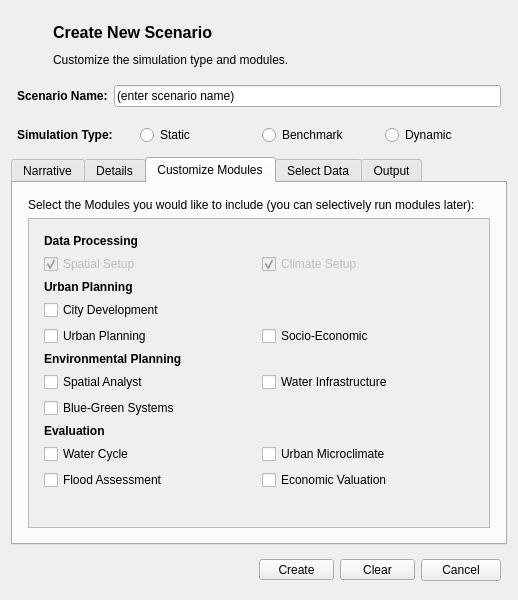
The window that gui/newscenario.ui (petermbach/urbanbeats-pss) describes before a commit, drawn with Qt 5.
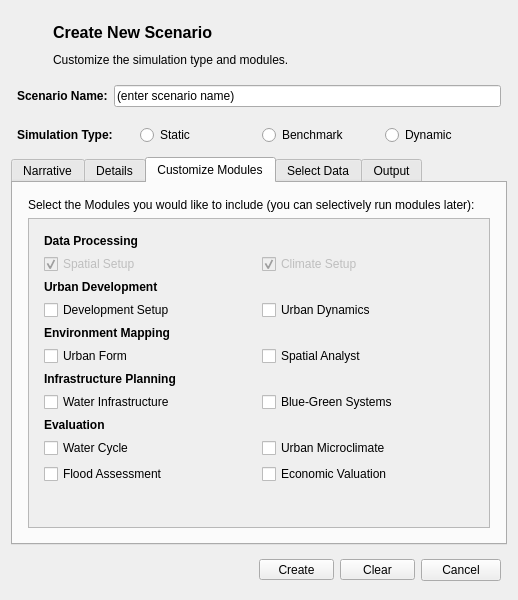
The same window after the commit. The open tabs and pages were chosen to show the change. Icons and pictures are not drawn.

Commit message: Reorganization of the UrbanBEATS Main GUI including new simulation control options.

```diff
--- a/gui/newscenario.ui
+++ b/gui/newscenario.ui
@@ -556,21 +556,39 @@
                <property name="spacing">
                 <number>6</number>
                </property>
-               <item row="3" column="0">
-                <widget class="QCheckBox" name="citydevelopment">
-                 <property name="text">
-                  <string>City Development</string>
-                 </property>
-                 <property name="icon">
-                  <iconset resource="../graphics/ubeats.qrc">
-                   <normaloff>:/icons/Transport-Road-Worker-icon.png</normaloff>:/icons/Transport-Road-Worker-icon.png</iconset>
-                 </property>
-                </widget>
-               </item>
                <item row="2" column="0">
                 <widget class="QLabel" name="descr_lbl3">
                  <property name="text">
-                  <string>&lt;html&gt;&lt;head/&gt;&lt;body&gt;&lt;p&gt;&lt;span style=&quot; font-weight:600;&quot;&gt;Urban Planning&lt;/span&gt;&lt;/p&gt;&lt;/body&gt;&lt;/html&gt;</string>
+                  <string>&lt;html&gt;&lt;head/&gt;&lt;body&gt;&lt;p&gt;&lt;span style=&quot; font-weight:600;&quot;&gt;Urban Development&lt;/span&gt;&lt;/p&gt;&lt;/body&gt;&lt;/html&gt;</string>
+                 </property>
+                </widget>
+               </item>
+               <item row="11" column="0">
+                <widget class="QCheckBox" name="watercycle">
+                 <property name="text">
+                  <string>Water Cycle</string>
+                 </property>
+                 <property name="icon">
+                  <iconset resource="../graphics/ubeats.qrc">
+                   <normaloff>:/icons/iconfinder_Ecology_tap_water_2992443.png</normaloff>:/icons/iconfinder_Ecology_tap_water_2992443.png</iconset>
+                 </property>
+                </widget>
+               </item>
+               <item row="4" column="0">
+                <widget class="QLabel" name="descr_lbl4">
+                 <property name="text">
+                  <string>&lt;html&gt;&lt;head/&gt;&lt;body&gt;&lt;p&gt;&lt;span style=&quot; font-weight:600;&quot;&gt;Environment Mapping&lt;/span&gt;&lt;/p&gt;&lt;/body&gt;&lt;/html&gt;</string>
+                 </property>
+                </widget>
+               </item>
+               <item row="3" column="0">
+                <widget class="QCheckBox" name="citydevelopment">
+                 <property name="text">
+                  <string>Development Setup</string>
+                 </property>
+                 <property name="icon">
+                  <iconset resource="../graphics/ubeats.qrc">
+                   <normaloff>:/icons/Very-Basic-Design-icon.png</normaloff>:/icons/Very-Basic-Design-icon.png</iconset>
                  </property>
                 </widget>
                </item>
@@ -594,73 +612,18 @@
                  </property>
                 </widget>
                </item>
-               <item row="0" column="0">
-                <widget class="QLabel" name="descr_lbl2">
+               <item row="12" column="0">
+                <widget class="QCheckBox" name="flood">
                  <property name="text">
-                  <string>&lt;html&gt;&lt;head/&gt;&lt;body&gt;&lt;p&gt;&lt;span style=&quot; font-weight:600;&quot;&gt;Data Processing&lt;/span&gt;&lt;/p&gt;&lt;/body&gt;&lt;/html&gt;</string>
+                  <string>Flood Assessment</string>
                  </property>
-                </widget>
-               </item>
-               <item row="1" column="0">
-                <widget class="QCheckBox" name="spatialsetup">
-                 <property name="enabled">
-                  <bool>false</bool>
-                 </property>
-                 <property name="text">
-                  <string>Spatial Setup</string>
-                 </property>
                  <property name="icon">
                   <iconset resource="../graphics/ubeats.qrc">
-                   <normaloff>:/icons/Data-Grid-icon.png</normaloff>:/icons/Data-Grid-icon.png</iconset>
+                   <normaloff>:/icons/iconfinder_wave_ocean_sea_water_surf_splash_5296676.png</normaloff>:/icons/iconfinder_wave_ocean_sea_water_surf_splash_5296676.png</iconset>
                  </property>
-                 <property name="checkable">
-                  <bool>true</bool>
-                 </property>
-                 <property name="checked">
-                  <bool>true</bool>
-                 </property>
-                 <property name="tristate">
-                  <bool>false</bool>
-                 </property>
                 </widget>
                </item>
-               <item row="4" column="0">
-                <widget class="QCheckBox" name="urbanplanning">
-                 <property name="text">
-                  <string>Urban Planning</string>
-                 </property>
-                 <property name="icon">
-                  <iconset resource="../graphics/ubeats.qrc">
-                   <normaloff>:/icons/Very-Basic-Design-icon.png</normaloff>:/icons/Very-Basic-Design-icon.png</iconset>
-                 </property>
-                </widget>
-               </item>
-               <item row="4" column="1">
-                <widget class="QCheckBox" name="socioeconomic">
-                 <property name="text">
-                  <string>Socio-Economic</string>
-                 </property>
-                 <property name="icon">
-                  <iconset resource="../graphics/ubeats.qrc">
-                   <normaloff>:/icons/community-users-icon.png</normaloff>:/icons/community-users-icon.png</iconset>
-                 </property>
-                </widget>
-               </item>
-               <item row="5" column="0">
-                <widget class="QLabel" name="descr_lbl4">
-                 <property name="text">
-                  <string>&lt;html&gt;&lt;head/&gt;&lt;body&gt;&lt;p&gt;&lt;span style=&quot; font-weight:600;&quot;&gt;Environmental Planning&lt;/span&gt;&lt;/p&gt;&lt;/body&gt;&lt;/html&gt;</string>
-                 </property>
-                </widget>
-               </item>
-               <item row="8" column="0">
-                <widget class="QLabel" name="descr_lbl5">
-                 <property name="text">
-                  <string>&lt;html&gt;&lt;head/&gt;&lt;body&gt;&lt;p&gt;&lt;span style=&quot; font-weight:600;&quot;&gt;Evaluation&lt;/span&gt;&lt;/p&gt;&lt;/body&gt;&lt;/html&gt;</string>
-                 </property>
-                </widget>
-               </item>
-               <item row="6" column="0">
+               <item row="5" column="1">
                 <widget class="QCheckBox" name="spatialmapping">
                  <property name="text">
                   <string>Spatial Analyst</string>
@@ -671,18 +634,7 @@
                  </property>
                 </widget>
                </item>
-               <item row="6" column="1">
-                <widget class="QCheckBox" name="infrastructure">
-                 <property name="text">
-                  <string>Water Infrastructure</string>
-                 </property>
-                 <property name="icon">
-                  <iconset resource="../graphics/ubeats.qrc">
-                   <normaloff>:/images/images/md_infrastructure.png</normaloff>:/images/images/md_infrastructure.png</iconset>
-                 </property>
-                </widget>
-               </item>
-               <item row="7" column="0">
+               <item row="7" column="1">
                 <widget class="QCheckBox" name="bluegreen">
                  <property name="text">
                   <string>Blue-Green Systems</string>
@@ -693,40 +645,25 @@
                  </property>
                 </widget>
                </item>
-               <item row="9" column="0">
-                <widget class="QCheckBox" name="watercycle">
-                 <property name="text">
-                  <string>Water Cycle</string>
-                 </property>
-                 <property name="icon">
-                  <iconset resource="../graphics/ubeats.qrc">
-                   <normaloff>:/icons/iconfinder_Ecology_tap_water_2992443.png</normaloff>:/icons/iconfinder_Ecology_tap_water_2992443.png</iconset>
-                 </property>
-                </widget>
-               </item>
                <item row="10" column="0">
-                <widget class="QCheckBox" name="flood">
+                <widget class="QLabel" name="descr_lbl5">
                  <property name="text">
-                  <string>Flood Assessment</string>
+                  <string>&lt;html&gt;&lt;head/&gt;&lt;body&gt;&lt;p&gt;&lt;span style=&quot; font-weight:600;&quot;&gt;Evaluation&lt;/span&gt;&lt;/p&gt;&lt;/body&gt;&lt;/html&gt;</string>
                  </property>
-                 <property name="icon">
-                  <iconset resource="../graphics/ubeats.qrc">
-                   <normaloff>:/icons/iconfinder_wave_ocean_sea_water_surf_splash_5296676.png</normaloff>:/icons/iconfinder_wave_ocean_sea_water_surf_splash_5296676.png</iconset>
-                 </property>
                 </widget>
                </item>
-               <item row="9" column="1">
-                <widget class="QCheckBox" name="microclimate">
+               <item row="5" column="0">
+                <widget class="QCheckBox" name="urbanplanning">
                  <property name="text">
-                  <string>Urban Microclimate</string>
+                  <string>Urban Form</string>
                  </property>
                  <property name="icon">
                   <iconset resource="../graphics/ubeats.qrc">
-                   <normaloff>:/icons/temperature-icon.png</normaloff>:/icons/temperature-icon.png</iconset>
+                   <normaloff>:/icons/City_icon_(Noun_Project).svg.png</normaloff>:/icons/City_icon_(Noun_Project).svg.png</iconset>
                  </property>
                 </widget>
                </item>
-               <item row="10" column="1">
+               <item row="12" column="1">
                 <widget class="QCheckBox" name="economics">
                  <property name="text">
                   <string>Economic Valuation</string>
@@ -737,6 +674,76 @@
                  </property>
                 </widget>
                </item>
+               <item row="7" column="0">
+                <widget class="QCheckBox" name="infrastructure">
+                 <property name="text">
+                  <string>Water Infrastructure</string>
+                 </property>
+                 <property name="icon">
+                  <iconset resource="../graphics/ubeats.qrc">
+                   <normaloff>:/images/images/md_infrastructure.png</normaloff>:/images/images/md_infrastructure.png</iconset>
+                 </property>
+                </widget>
+               </item>
+               <item row="1" column="0">
+                <widget class="QCheckBox" name="spatialsetup">
+                 <property name="enabled">
+                  <bool>false</bool>
+                 </property>
+                 <property name="text">
+                  <string>Spatial Setup</string>
+                 </property>
+                 <property name="icon">
+                  <iconset resource="../graphics/ubeats.qrc">
+                   <normaloff>:/icons/Data-Grid-icon.png</normaloff>:/icons/Data-Grid-icon.png</iconset>
+                 </property>
+                 <property name="checkable">
+                  <bool>true</bool>
+                 </property>
+                 <property name="checked">
+                  <bool>true</bool>
+                 </property>
+                 <property name="tristate">
+                  <bool>false</bool>
+                 </property>
+                </widget>
+               </item>
+               <item row="11" column="1">
+                <widget class="QCheckBox" name="microclimate">
+                 <property name="text">
+                  <string>Urban Microclimate</string>
+                 </property>
+                 <property name="icon">
+                  <iconset resource="../graphics/ubeats.qrc">
+                   <normaloff>:/icons/temperature-icon.png</normaloff>:/icons/temperature-icon.png</iconset>
+                 </property>
+                </widget>
+               </item>
+               <item row="0" column="0">
+                <widget class="QLabel" name="descr_lbl2">
+                 <property name="text">
+                  <string>&lt;html&gt;&lt;head/&gt;&lt;body&gt;&lt;p&gt;&lt;span style=&quot; font-weight:600;&quot;&gt;Data Processing&lt;/span&gt;&lt;/p&gt;&lt;/body&gt;&lt;/html&gt;</string>
+                 </property>
+                </widget>
+               </item>
+               <item row="3" column="1">
+                <widget class="QCheckBox" name="urbandynamics">
+                 <property name="text">
+                  <string>Urban Dynamics</string>
+                 </property>
+                 <property name="icon">
+                  <iconset resource="../graphics/ubeats.qrc">
+                   <normaloff>:/icons/Transport-Road-Worker-icon.png</normaloff>:/icons/Transport-Road-Worker-icon.png</iconset>
+                 </property>
+                </widget>
+               </item>
+               <item row="6" column="0">
+                <widget class="QLabel" name="descr_lbl4_2">
+                 <property name="text">
+                  <string>&lt;html&gt;&lt;head/&gt;&lt;body&gt;&lt;p&gt;&lt;span style=&quot; font-weight:600;&quot;&gt;Infrastructure Planning&lt;/span&gt;&lt;/p&gt;&lt;/body&gt;&lt;/html&gt;</string>
+                 </property>
+                </widget>
+               </item>
               </layout>
              </item>
              <item row="6" column="0">
```
The commit also changes 5 other files.
